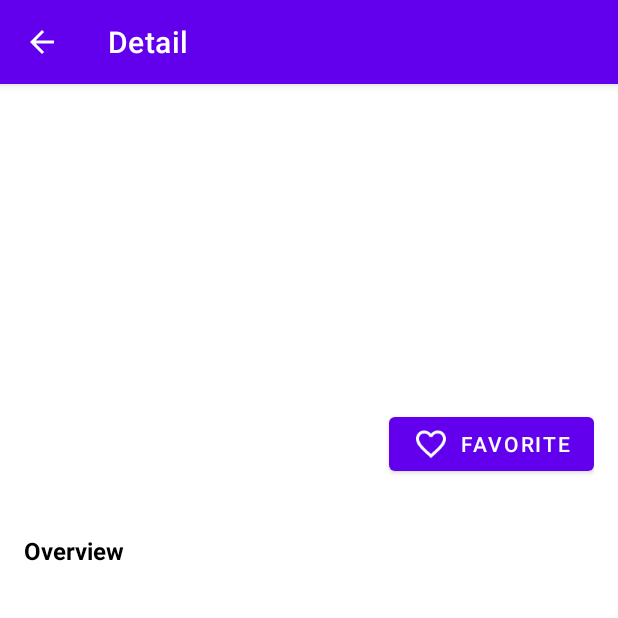
After one commit to mirzaq19/android-newbie, an Android app: the DetailActivity screen opened directly, with no data from a screen before it, on a phone screen of 412 x 824 dp, the top half of it. The commit adds this screen. Run offline under Robolectric (Android 15) with nearby library versions, the phone set to English and light mode, and no system bars.

Commit message:
feat: add detail activity

```diff
--- a/app/src/main/AndroidManifest.xml
+++ b/app/src/main/AndroidManifest.xml
@@ -14,9 +14,13 @@
         android:theme="@style/Theme.AndroidNewbie"
         tools:targetApi="31">
         <activity
+            android:name=".DetailActivity"
+            android:exported="false"
+            android:parentActivityName=".MainActivity"/>
+        <activity
             android:name=".AboutActivity"
-            android:parentActivityName=".MainActivity"
-            android:exported="false" />
+            android:exported="false"
+            android:parentActivityName=".MainActivity" />
         <activity
             android:name=".MainActivity"
             android:exported="true">
--- /dev/null
+++ b/app/src/main/java/com/mirzaq/androidnewbie/DetailActivity.kt
@@ -0,0 +1,40 @@
+package com.mirzaq.androidnewbie
+
+import androidx.appcompat.app.AppCompatActivity
+import android.os.Bundle
+import android.widget.ImageView
+import android.widget.TextView
+
+class DetailActivity : AppCompatActivity() {
+
+    companion object{
+        const val EXTRA_NAME = "extra_name"
+        const val EXTRA_BORN = "extra_born"
+        const val EXTRA_DETAIL = "extra_detail"
+        const val EXTRA_IMAGE = "extra_image"
+    }
+
+    override fun onCreate(savedInstanceState: Bundle?) {
+        super.onCreate(savedInstanceState)
+        setContentView(R.layout.activity_detail)
+
+        supportActionBar?.title = "Detail"
+        supportActionBar?.setDisplayHomeAsUpEnabled(true)
+        supportActionBar?.setDisplayShowHomeEnabled(true)
+
+        val name = intent.getStringExtra(EXTRA_NAME)
+        val born = intent.getStringExtra(EXTRA_BORN)
+        val detail = intent.getStringExtra(EXTRA_DETAIL)
+        val image = intent.getIntExtra(EXTRA_IMAGE, 0)
+
+        val tvName: TextView = findViewById(R.id.tv_title)
+        val tvBorn: TextView = findViewById(R.id.tv_born)
+        val tvDetail: TextView = findViewById(R.id.tv_detail)
+        val ivImage: ImageView = findViewById(R.id.iv_image)
+
+        tvName.text = name
+        tvBorn.text = born
+        tvDetail.text = detail
+        ivImage.setImageResource(image)
+    }
+}
--- a/app/src/main/java/com/mirzaq/androidnewbie/ListScientistAdapter.kt
+++ b/app/src/main/java/com/mirzaq/androidnewbie/ListScientistAdapter.kt
@@ -7,12 +7,20 @@ import android.widget.ImageView
 import android.widget.TextView
 import com.bumptech.glide.Glide
 import androidx.recyclerview.widget.RecyclerView
+import com.google.android.material.button.MaterialButton
 
 class ListScientistAdapter(private val scientists: ArrayList<Scientist>) : RecyclerView.Adapter<ListScientistAdapter.ScientistViewHolder>() {
+    private lateinit var onItemClickCallback: OnItemClickCallback
+
+    fun setOnItemClickCallback(onItemClickCallback: OnItemClickCallback) {
+        this.onItemClickCallback = onItemClickCallback
+    }
+
     class ScientistViewHolder(itemView: View) : RecyclerView.ViewHolder(itemView) {
         var name: TextView = itemView.findViewById(R.id.tv_item_title)
         var detail: TextView = itemView.findViewById(R.id.tv_item_detail)
         var image: ImageView = itemView.findViewById(R.id.img_item)
+        var btnDetail: MaterialButton = itemView.findViewById(R.id.btn_item_detail)
     }
 
     override fun getItemCount(): Int {
@@ -26,6 +34,8 @@ class ListScientistAdapter(private val scientists: ArrayList<Scientist>) : Recyc
             .into(holder.image)
         holder.name.text = scientist.name
         holder.detail.text = scientist.detail
+
+        holder.btnDetail.setOnClickListener { onItemClickCallback.onItemClicked(scientist) }
     }
 
     override fun onCreateViewHolder(parent: ViewGroup, viewType: Int): ScientistViewHolder {
@@ -33,4 +43,7 @@ class ListScientistAdapter(private val scientists: ArrayList<Scientist>) : Recyc
         return ScientistViewHolder(view)
     }
 
+    interface OnItemClickCallback {
+        fun onItemClicked(data: Scientist)
+    }
 }
--- a/app/src/main/java/com/mirzaq/androidnewbie/MainActivity.kt
+++ b/app/src/main/java/com/mirzaq/androidnewbie/MainActivity.kt
@@ -5,6 +5,7 @@ import androidx.appcompat.app.AppCompatActivity
 import android.os.Bundle
 import android.view.Menu
 import android.view.MenuItem
+import android.widget.Toast
 import androidx.recyclerview.widget.LinearLayoutManager
 import androidx.recyclerview.widget.RecyclerView
 
@@ -26,7 +27,20 @@ class MainActivity : AppCompatActivity() {
 
     private fun showRecyclerList() {
         rvScientist.layoutManager = LinearLayoutManager(this)
-        rvScientist.adapter = ListScientistAdapter(list)
+        val listScientistAdapter = ListScientistAdapter(list)
+        rvScientist.adapter = listScientistAdapter
+
+        listScientistAdapter.setOnItemClickCallback(object : ListScientistAdapter.OnItemClickCallback {
+            override fun onItemClicked(data: Scientist) {
+                Toast.makeText(this@MainActivity, "You selected " + data.name, Toast.LENGTH_SHORT).show()
+                val moveIntent = Intent(this@MainActivity, DetailActivity::class.java)
+                moveIntent.putExtra(DetailActivity.EXTRA_NAME, data.name)
+                moveIntent.putExtra(DetailActivity.EXTRA_DETAIL, data.detail)
+                moveIntent.putExtra(DetailActivity.EXTRA_BORN, data.born)
+                moveIntent.putExtra(DetailActivity.EXTRA_IMAGE, data.image)
+                startActivity(moveIntent)
+            }
+        })
     }
 
     override fun onCreateOptionsMenu(menu: Menu): Boolean {
--- /dev/null
+++ b/app/src/main/res/layout/activity_detail.xml
@@ -0,0 +1,83 @@
+<?xml version="1.0" encoding="utf-8"?>
+<LinearLayout xmlns:android="http://schemas.android.com/apk/res/android"
+    xmlns:app="http://schemas.android.com/apk/res-auto"
+    xmlns:tools="http://schemas.android.com/tools"
+    android:layout_width="match_parent"
+    android:layout_height="match_parent"
+    android:orientation="vertical"
+    tools:context=".DetailActivity">
+
+    <ImageView
+        android:id="@+id/iv_image"
+        android:layout_width="match_parent"
+        android:layout_height="200dp"
+        android:scaleType="centerCrop"
+        tools:src="@drawable/nikola_tesla"
+        android:contentDescription="@string/image"/>
+
+    <androidx.constraintlayout.widget.ConstraintLayout
+        android:layout_width="match_parent"
+        android:layout_height="wrap_content"
+        android:padding="16dp">
+
+        <LinearLayout
+            android:id="@+id/ll_info"
+            android:layout_width="wrap_content"
+            android:layout_height="wrap_content"
+            android:orientation="vertical"
+            app:layout_constraintBottom_toBottomOf="parent"
+            app:layout_constraintStart_toStartOf="parent"
+            app:layout_constraintTop_toTopOf="parent">
+
+            <TextView
+                android:id="@+id/tv_title"
+                android:layout_width="wrap_content"
+                android:layout_height="wrap_content"
+                android:layout_marginBottom="8dp"
+                android:textColor="@color/black"
+                android:textSize="18sp"
+                android:textStyle="bold"
+                tools:text="@string/name" />
+
+            <TextView
+                android:id="@+id/tv_born"
+                android:layout_width="wrap_content"
+                android:layout_height="wrap_content"
+                tools:text="@string/detail" />
+        </LinearLayout>
+
+        <Button
+            android:id="@+id/fav_btn"
+            android:layout_width="wrap_content"
+            android:layout_height="wrap_content"
+            android:text="@string/favorite"
+            app:icon="@drawable/ic_baseline_favorite_border_24"
+            app:layout_constraintEnd_toEndOf="parent"
+            app:layout_constraintHorizontal_bias="1.0"
+            app:layout_constraintStart_toEndOf="@+id/ll_info"
+            app:layout_constraintTop_toTopOf="parent" />
+
+    </androidx.constraintlayout.widget.ConstraintLayout>
+
+    <LinearLayout
+        android:layout_width="match_parent"
+        android:layout_height="wrap_content"
+        android:orientation="vertical"
+        android:padding="16dp">
+        <TextView
+            android:id="@+id/tv_detail_label"
+            android:layout_width="match_parent"
+            android:layout_height="wrap_content"
+            android:textSize="16sp"
+            android:textStyle="bold"
+            android:layout_marginBottom="4dp"
+            android:textColor="@color/black"
+            android:text="@string/overview"/>
+
+        <TextView
+            android:id="@+id/tv_detail"
+            android:layout_width="match_parent"
+            android:layout_height="wrap_content"
+            tools:text="@string/detail"/>
+    </LinearLayout>
+</LinearLayout>
--- a/app/src/main/res/values/strings.xml
+++ b/app/src/main/res/values/strings.xml
@@ -7,4 +7,6 @@
     <string name="about">About</string>
     <string name="dev_name">M. Auliya Mirzaq Romdloni</string>
     <string name="dev_email">mirzaqarjap@gmail.com</string>
+    <string name="overview">Overview</string>
+    <string name="favorite">Favorite</string>
 </resources>
```
